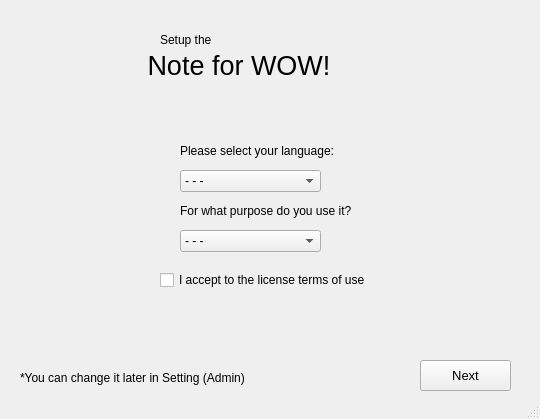
Before: the Qt Designer form PTI/SPCK/GUI/Setup2.ui in GreenSystemDuy08/TL-C4K-PTI01, drawn with Qt 5.
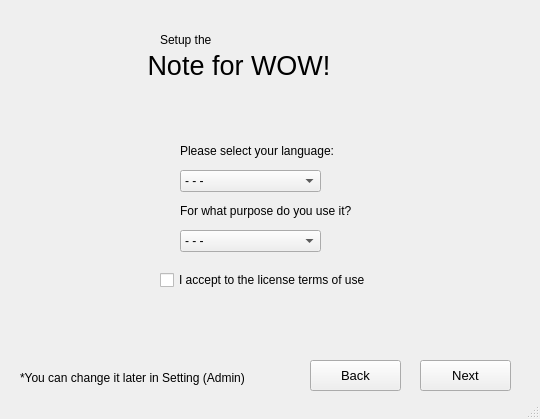
After: the same form once the commit is applied. Icons and pictures are not drawn.

Diff of the .ui file:
```diff
--- a/PTI/SPCK/GUI/Setup2.ui
+++ b/PTI/SPCK/GUI/Setup2.ui
@@ -216,6 +216,24 @@
      <string>*You can change it later in Setting (Admin)</string>
     </property>
    </widget>
+   <widget class="QPushButton" name="bt_back">
+    <property name="geometry">
+     <rect>
+      <x>310</x>
+      <y>360</y>
+      <width>91</width>
+      <height>31</height>
+     </rect>
+    </property>
+    <property name="font">
+     <font>
+      <pointsize>10</pointsize>
+     </font>
+    </property>
+    <property name="text">
+     <string>Back</string>
+    </property>
+   </widget>
   </widget>
   <widget class="QStatusBar" name="statusbar"/>
  </widget>
```
